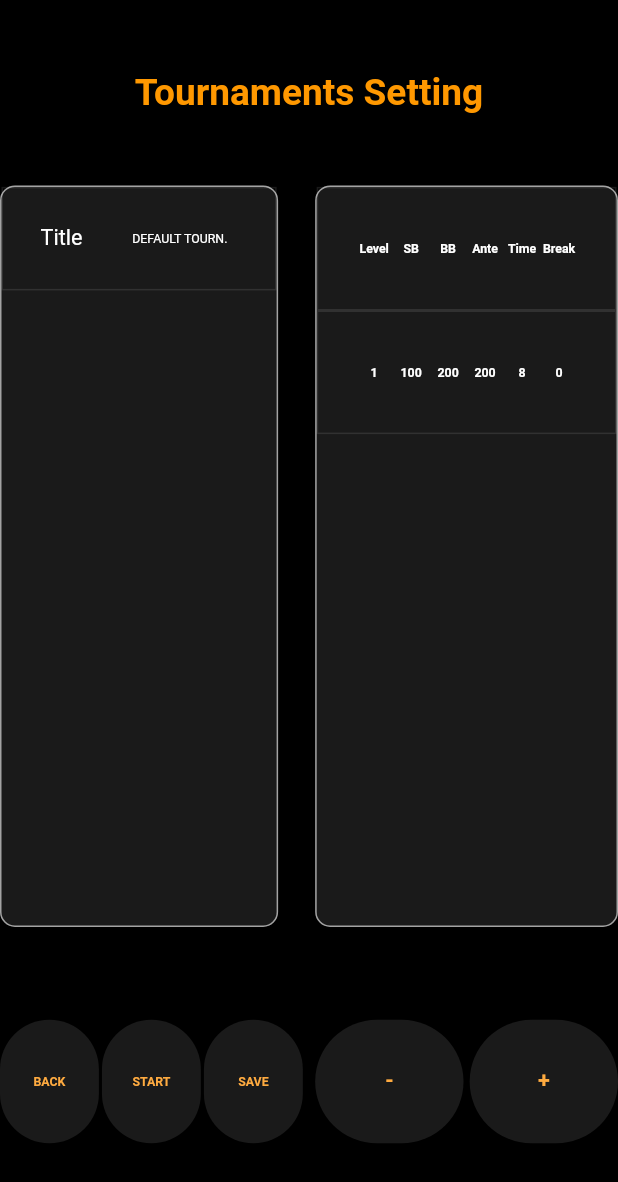
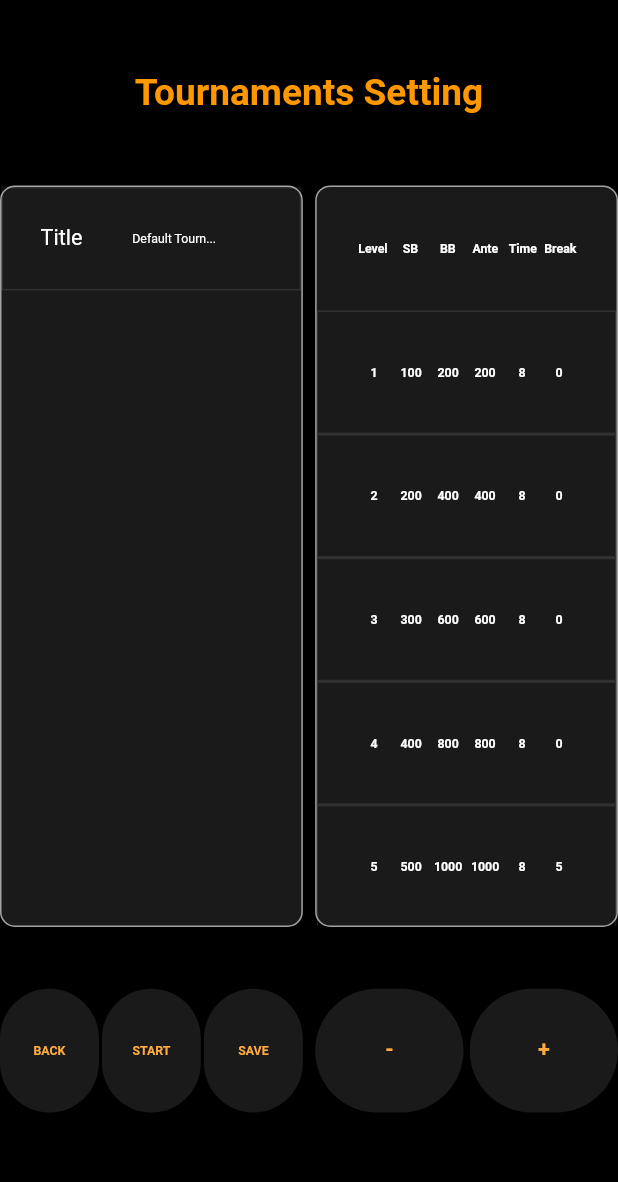
Before and after one commit to kyungsnim/holdem_timer, a Flutter app: the screen it shows after launch, after a tap on "NEW TOURNAMENT", on a phone screen of 412 x 824 dp. Shown: the top 1182 px of the screen. Run offline on Flutter 3.47's test engine with Material 2 defaults, Android fonts, the light colour scheme and no system bars; our stand-ins replace audioplayers, cloud_firestore, firebase_core, get; accounts and stored records are empty.

Commit message:
DB에서 데이터 읽어오도록 구현

```diff
--- a/lib/views/home.dart
+++ b/lib/views/home.dart
@@ -8,41 +8,21 @@ import 'package:holdem_timer/views/tournaments_setting.dart';
 
 import '../widgets.dart';
 
-class Home extends StatelessWidget {
-  List<DefaultTournament> tournamentList = List.filled(31, DefaultTournament());
+class Home extends StatefulWidget {
+  @override
+  _HomeState createState() => _HomeState();
+}
+
+class _HomeState extends State<Home> {
+  List<String> tournamentList = [];
 
   @override
   Widget build(BuildContext context) {
-
-    for(var i = 1; i <= 30; i++){
-      var level = i;
-      var sb = level * 100;
-      var bb = level * 200;
-      var ante = level * 200;
-      // var runningTime = 8;
-      var runningTime = 1;
-      var breakTime = 0;
-
-      if( i % 5 == 0) {
-        breakTime = 5;
-      } else if(i == 30) {
-        breakTime = 10;
-      }
-      tournamentList[i] = DefaultTournament(
-        level: level,
-        sb: sb,
-        bb: bb,
-        ante: ante,
-        runningTime: runningTime,
-        breakTime: breakTime,
-      );
-    }
-
     loadOrSaveData();
 
     int i = -1;
     return Scaffold(
-        resizeToAvoidBottomInset : false,
+        resizeToAvoidBottomInset: false,
         body: Container(
             color: Colors.black,
             child: Column(
@@ -61,38 +41,53 @@ class Home extends StatelessWidget {
   }
 
   loadOrSaveData() async {
-
     var tournamentId = 'Default Tourn.1';
 
-    /// Find my save Tournament datas
-    FirebaseFirestore.instance.collection('Tournaments').doc(tournamentId).collection('Levels').get().then((value) async {
+    FirebaseFirestore.instance
+        .collection('Tournaments')
+        .get()
+        .then((value) async {
       QuerySnapshot ds = value;
 
+      // Map<String, dynamic> roomData = querySnapshot?.docs[index].data() as Map<String, dynamic>;
       print('ds.size : ${ds.size}');
 
-      /// If cannot find datas, then save new datas.
-      if(ds.size == 0) {
-        for (int i = 1; i <= 30; i++) {
-          Map<String, dynamic> tournamentLevelMap = {
-            "level": tournamentList[i].level!,
-            "sb": tournamentList[i].sb!,
-            "bb": tournamentList[i].bb!,
-            "ante": tournamentList[i].ante!,
-            "runningTime": tournamentList[i].runningTime!,
-            "breakTime": tournamentList[i].breakTime!,
-          };
-
-          await FirebaseFirestore.instance
-              .collection("Tournaments")
-              .doc(tournamentId)
-              .collection("Levels")
-              .add(tournamentLevelMap)
-              .catchError((e) {
-            print(e.toString());
-          });
-        }
+      for (int i = 0; i < ds.size; i++) {
+        Map<String, dynamic> item = ds.docs[i].data() as Map<String, dynamic>;
+        print('item[\'title\'] : ${item['title']}');
+        tournamentList.add(item['title']);
       }
     });
+
+    /// Find my save Tournament datas
+    // FirebaseFirestore.instance.collection('Tournaments').doc(tournamentId).collection('Levels').get().then((value) async {
+    //   QuerySnapshot ds = value;
+    //
+    //   print('ds.size : ${ds.size}');
+    //
+    //   /// If cannot find datas, then save new datas.
+    //   if(ds.size == 0) {
+    //     for (int i = 1; i <= 30; i++) {
+    //       Map<String, dynamic> tournamentLevelMap = {
+    //         "level": tournamentList[i].level!,
+    //         "sb": tournamentList[i].sb!,
+    //         "bb": tournamentList[i].bb!,
+    //         "ante": tournamentList[i].ante!,
+    //         "runningTime": tournamentList[i].runningTime!,
+    //         "breakTime": tournamentList[i].breakTime!,
+    //       };
+    //
+    //       await FirebaseFirestore.instance
+    //           .collection("Tournaments")
+    //           .doc(tournamentId)
+    //           .collection("Levels")
+    //           .add(tournamentLevelMap)
+    //           .catchError((e) {
+    //         print(e.toString());
+    //       });
+    //     }
+    //   }
+    // });
   }
 
   titleText(context) {
@@ -127,27 +122,33 @@ class Home extends StatelessWidget {
     var titleTextSize = MediaQuery.of(context).size.width * 0.06;
     var mediumTextSize = MediaQuery.of(context).size.width * 0.035;
     var smallTextSize = MediaQuery.of(context).size.width * 0.02;
+    print(tournamentList.length);
+    for(int i = 0; i < tournamentList.length; i++){
+      print('tournamentList[i] : ${tournamentList[i]}');
+    }
+    if(tournamentList.length == 0) return Center(child: Container(child: CircularProgressIndicator()));
     return Container(
       decoration: BoxDecoration(
           color: Colors.white10,
           borderRadius: BorderRadius.circular(10),
           border: Border.all(color: Colors.white60)),
       height: MediaQuery.of(context).size.height * 0.6,
-      child: SingleChildScrollView(
-          child: Column(
-        children: [
-          Container(
+      child: ListView.builder(
+        shrinkWrap: true,
+        itemCount: tournamentList.length,
+        itemBuilder: (BuildContext context, int index) {
+          return Container(
             decoration: BoxDecoration(
                 border: Border.all(
-              color: Colors.white10,
-            )),
+                  color: Colors.white10,
+                )),
             child: Row(children: [
               Flexible(
                 flex: 2,
                 child: Padding(
                   padding: const EdgeInsets.all(25),
                   child: Container(
-                    child: Text('Default Tourn.1',
+                    child: Text(tournamentList[index],
                         style: TextStyle(
                           color: Colors.white,
                           fontSize: mediumTextSize,
@@ -157,7 +158,7 @@ class Home extends StatelessWidget {
               ),
               Spacer(),
               InkWell(
-                  onTap: () => Get.to(() => Play(tournamentList)),
+                  onTap: () => Get.to(() => Play(tournamentList[index])),
                   child: smallButton(
                     'PLAY',
                     smallTextSize,
@@ -176,9 +177,9 @@ class Home extends StatelessWidget {
                 MediaQuery.of(context).size.height * 0.08,
               ),
             ]),
-          )
-        ],
-      )),
+          );
+        },
+      ),
     );
   }
 
@@ -219,14 +220,12 @@ class Home extends StatelessWidget {
     return showDialog(
       context: context,
       builder: (context) => AlertDialog(
-        title: Text("Would you like to exit?",
-            style: TextStyle(fontSize: 18)),
+        title: Text("Would you like to exit?", style: TextStyle(fontSize: 18)),
         actions: <Widget>[
           TextButton(
             child: Text(
               "Yes",
-              style:
-              TextStyle(fontSize: 15, color: Colors.blue),
+              style: TextStyle(fontSize: 15, color: Colors.blue),
             ),
             onPressed: () {
               SystemNavigator.pop();
@@ -235,8 +234,7 @@ class Home extends StatelessWidget {
           TextButton(
             child: Text(
               "No",
-              style:
-              TextStyle(fontSize: 15, color: Colors.grey),
+              style: TextStyle(fontSize: 15, color: Colors.grey),
             ),
             onPressed: () => Navigator.pop(context, false),
           ),
--- a/lib/views/tournaments_setting.dart
+++ b/lib/views/tournaments_setting.dart
@@ -1,3 +1,4 @@
+import 'package:cloud_firestore/cloud_firestore.dart';
 import 'package:flutter/material.dart';
 import 'package:get/get.dart';
 import 'package:holdem_timer/models/default_tournament.dart';
@@ -10,7 +11,7 @@ class TournamentsSetting extends StatefulWidget {
 }
 
 class _TournamentsSettingState extends State<TournamentsSetting> {
-  List<DefaultTournament> tournamentList = [];
+  List<DefaultTournament> tournamentList = List.filled(31, DefaultTournament());
   TextEditingController titleController = TextEditingController();
 
   @override
@@ -18,7 +19,7 @@ class _TournamentsSettingState extends State<TournamentsSetting> {
     titleController.text = 'Default Tourn...';
 
     super.initState();
-    for(var i = 1; i <= 30; i++){
+    for (var i = 1; i <= 30; i++) {
       var level = i;
       var sb = level * 100;
       var bb = level * 200;
@@ -26,27 +27,29 @@ class _TournamentsSettingState extends State<TournamentsSetting> {
       var runningTime = 8;
       var breakTime = 0;
 
-      if( i % 5 == 0) {
+      if (i % 5 == 0) {
         breakTime = 5;
-      } else if(i == 30) {
+      } else if (i == 30) {
         breakTime = 10;
       }
-      tournamentList.add(DefaultTournament(
+      tournamentList[i] = DefaultTournament(
         level: level,
         sb: sb,
         bb: bb,
         ante: ante,
         runningTime: runningTime,
         breakTime: breakTime,
-      ));
+      );
     }
   }
+
   @override
   Widget build(BuildContext context) {
     var titleTextSize = MediaQuery.of(context).size.width * 0.06;
     var mediumTextSize = MediaQuery.of(context).size.width * 0.035;
     var smallTextSize = MediaQuery.of(context).size.width * 0.02;
     return Scaffold(
+      resizeToAvoidBottomInset: false,
         body: Container(
             height: MediaQuery.of(context).size.height,
             width: MediaQuery.of(context).size.width,
@@ -80,6 +83,31 @@ class _TournamentsSettingState extends State<TournamentsSetting> {
             )));
   }
 
+  saveData() async {
+    var tournamentId = titleController.text;
+
+    for (int i = 1; i <= 30; i++) {
+      Map<String, dynamic> tournamentLevelMap = {
+        "level": tournamentList[i].level!,
+        "sb": tournamentList[i].sb!,
+        "bb": tournamentList[i].bb!,
+        "ante": tournamentList[i].ante!,
+        "runningTime": tournamentList[i].runningTime!,
+        "breakTime": tournamentList[i].breakTime!,
+        "createdDt": DateTime.now()
+      };
+
+      await FirebaseFirestore.instance
+          .collection("Tournaments")
+          .doc(tournamentId)
+          .collection("Levels")
+          .add(tournamentLevelMap)
+          .catchError((e) {
+        print(e.toString());
+      });
+    }
+  }
+
   titleText(context) {
     var titleTextSize = MediaQuery.of(context).size.width * 0.06;
     var mediumTextSize = MediaQuery.of(context).size.width * 0.035;
@@ -110,7 +138,7 @@ class _TournamentsSettingState extends State<TournamentsSetting> {
           borderRadius: BorderRadius.circular(10),
           border: Border.all(color: Colors.white60)),
       height: MediaQuery.of(context).size.height * 0.6,
-      width: MediaQuery.of(context).size.width * 0.45,
+      width: MediaQuery.of(context).size.width * 0.49,
       child: SingleChildScrollView(
           child: Column(
         children: [
@@ -135,11 +163,16 @@ class _TournamentsSettingState extends State<TournamentsSetting> {
               // TextFormField(
               //
               // ),
-              Text(
-                'DEFAULT TOURN.',
-                style: TextStyle(fontSize: smallTextSize,
-                  color: Colors.white
-              ),),
+              Expanded(
+                child: TextFormField(
+                  decoration: InputDecoration(
+                    border: InputBorder.none,
+                    focusColor: Colors.orangeAccent
+                  ),
+                  controller: titleController,
+                  style: TextStyle(fontSize: smallTextSize, color: Colors.white),
+                ),
+              ),
               SizedBox(width: MediaQuery.of(context).size.width * 0.01),
             ]),
           ),
@@ -163,10 +196,7 @@ class _TournamentsSettingState extends State<TournamentsSetting> {
         child: Column(
           children: [
             Container(
-            decoration: BoxDecoration(
-                border: Border.all(
-              color: Colors.white10,
-            )),
+              decoration: BoxDecoration(),
               height: MediaQuery.of(context).size.height * 0.1,
               child: Padding(
                 padding: const EdgeInsets.all(25.0),
@@ -182,7 +212,12 @@ class _TournamentsSettingState extends State<TournamentsSetting> {
                     ]),
               ),
             ),
-          Container(
+            ListView.builder(
+              shrinkWrap: true,
+              itemCount: tournamentList.length - 1,
+              itemBuilder: (BuildContext context, int index) {
+                if(index == 0) return Container();
+                return Container(
                   decoration: BoxDecoration(
                       border: Border.all(
                     color: Colors.white10,
@@ -193,17 +228,26 @@ class _TournamentsSettingState extends State<TournamentsSetting> {
                     child: Row(
                         mainAxisAlignment: MainAxisAlignment.spaceEvenly,
                         children: [
-                    headerText('1', smallTextSize),
-                    headerText('100', smallTextSize),
-                    headerText('200', smallTextSize),
-                    headerText('200', smallTextSize),
-                    headerText('8', smallTextSize),
-                    headerText('0', smallTextSize),
+                          headerText((index).toString(), smallTextSize),
+                          headerText(tournamentList[index].sb.toString(),
+                              smallTextSize),
+                          headerText(tournamentList[index].bb.toString(),
+                              smallTextSize),
+                          headerText(tournamentList[index].ante.toString(),
+                              smallTextSize),
+                          headerText(
+                              tournamentList[index].runningTime.toString(),
+                              smallTextSize),
+                          headerText(tournamentList[index].breakTime.toString(),
+                              smallTextSize),
                         ]),
                   ),
+                );
+              },
             )
           ],
-      )),
+        ),
+      ),
     );
   }
 
@@ -213,7 +257,7 @@ class _TournamentsSettingState extends State<TournamentsSetting> {
     var smallTextSize = MediaQuery.of(context).size.width * 0.02;
     return Container(
       width: MediaQuery.of(context).size.width * 0.49,
-      height: MediaQuery.of(context).size.height * 0.25,
+      height: MediaQuery.of(context).size.height * 0.2,
       child: Row(
         mainAxisAlignment: MainAxisAlignment.spaceBetween,
         children: [
@@ -236,7 +280,10 @@ class _TournamentsSettingState extends State<TournamentsSetting> {
             ),
           ),
           InkWell(
-            onTap: () => Get.back(),
+            onTap: () {
+              saveData();
+              Get.back();
+            },
             child: primaryButton(
               'SAVE',
               smallTextSize,
@@ -255,7 +302,7 @@ class _TournamentsSettingState extends State<TournamentsSetting> {
     var smallTextSize = MediaQuery.of(context).size.width * 0.02;
     return Container(
       width: MediaQuery.of(context).size.width * 0.49,
-      height: MediaQuery.of(context).size.height * 0.25,
+      height: MediaQuery.of(context).size.height * 0.2,
       child: Row(
         mainAxisAlignment: MainAxisAlignment.spaceBetween,
         children: [
@@ -290,8 +337,7 @@ class _TournamentsSettingState extends State<TournamentsSetting> {
             style: TextStyle(
                 color: Colors.white,
                 fontSize: textSize,
-              fontWeight: FontWeight.bold
-            )),
+                fontWeight: FontWeight.bold)),
       ),
     );
   }
```
Also changed, not shown: lib/views/play.dart (+35 -26 lines). Lines whose indentation alone changed are shown as unchanged.
